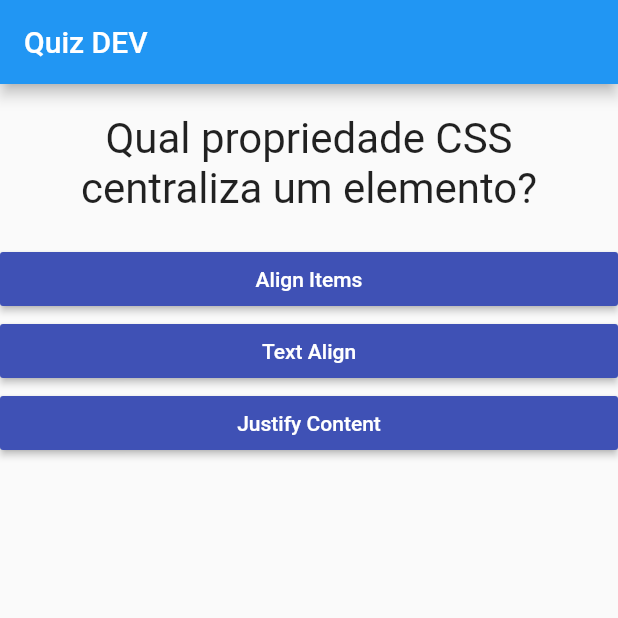
After one commit to airtonferreira/quiz-dev, a Flutter app: the screen it shows after launch, on a phone screen of 412 x 824 dp, the top half of it. The commit adds this screen. Run offline on Flutter 3.47's test engine with Material 2 defaults, Android fonts, the phone set to English and light mode, and no system bars; Roboto replaces fonts that are missing (Monaco).

Commit message:
create and refactoring quiz widget

```diff
--- a/lib/main.dart
+++ b/lib/main.dart
@@ -1,21 +1,20 @@
 import 'package:flutter/material.dart';
-import 'package:projeto_quiz/response.dart';
 import 'package:projeto_quiz/result.dart';
-import './question.dart';
+import './quiz.dart';
 
 main() => runApp(QuizApp());
 
 class _QuizAppState extends State<QuizApp> {
   var _selectedQuestion = 0;
 
+  bool get haveSelectedQuestion {
+    return _selectedQuestion < _questions.length;
+  }
+
   void _response() {
     setState(() {
       _selectedQuestion++;
     });
-  }
-
-  bool get haveSelectedQuestion {
-    return _selectedQuestion < _questions.length;
   }
 
   final _questions = const [
@@ -31,21 +30,14 @@ class _QuizAppState extends State<QuizApp> {
 
   @override
   Widget build(BuildContext context) {
-    List<String> responses = haveSelectedQuestion
-        ? _questions[_selectedQuestion]['responses']
-        : null;
-
     return MaterialApp(
       home: Scaffold(
           appBar: AppBar(title: Text('Quiz DEV')),
           body: haveSelectedQuestion
-              ? Column(
-                  children: <Widget>[
-                    Question(_questions[_selectedQuestion]['question']),
-                    ...responses
-                        .map((txt) => Response(txt, _response))
-                        .toList(),
-                  ],
+              ? Quiz(
+                  questions: _questions,
+                  selectedQuestion: _selectedQuestion,
+                  response: _response,
                 )
               : Result()),
       debugShowCheckedModeBanner: false,
--- /dev/null
+++ b/lib/quiz.dart
@@ -0,0 +1,32 @@
+import 'package:flutter/material.dart';
+import './response.dart';
+import './question.dart';
+
+class Quiz extends StatelessWidget {
+  final List<Map<String, Object>> questions;
+  final int selectedQuestion;
+  final void Function() response;
+
+  Quiz({
+    @required this.response,
+    @required this.selectedQuestion,
+    @required this.questions,
+  });
+
+  bool get haveSelectedQuestion {
+    return selectedQuestion < questions.length;
+  }
+
+  @override
+  Widget build(BuildContext context) {
+    List<String> responses =
+        haveSelectedQuestion ? questions[selectedQuestion]['responses'] : null;
+
+    return Column(
+      children: <Widget>[
+        Question(questions[selectedQuestion]['question']),
+        ...responses.map((txt) => Response(txt, response)).toList(),
+      ],
+    );
+  }
+}
```
